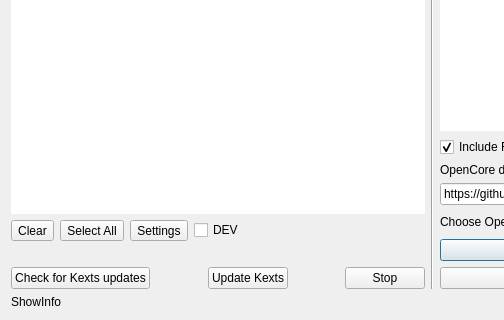
First picture: the form in syncocdialog.ui, repository ic005k/OCAuxiliaryTools, before the edit; both pictures show x 0 to 504 and y 178 to 498 of the 864 by 498 pixel window.
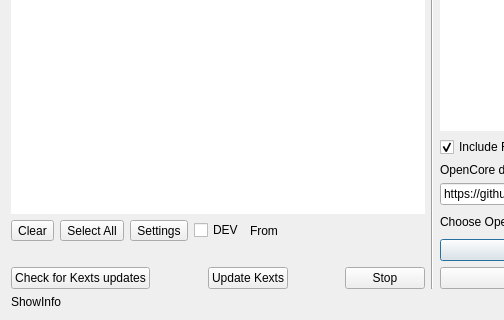
Second picture: the form after the edit.

```diff
--- a/syncocdialog.ui
+++ b/syncocdialog.ui
@@ -298,6 +298,16 @@
          </property>
         </widget>
        </item>
+       <item>
+        <widget class="QLabel" name="lblKextDevFrom">
+         <property name="text">
+          <string>From</string>
+         </property>
+         <property name="openExternalLinks">
+          <bool>true</bool>
+         </property>
+        </widget>
+       </item>
        <item>
         <spacer name="horizontalSpacer">
          <property name="orientation">
```
